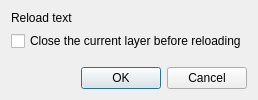
Qt form freeview/DialogReloadLayer.ui (freesurfer/freesurfer) before a commit.
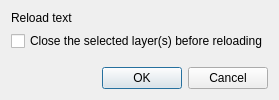
The same form after that commit.

Commit message: When reloading a layer, wait till the reloading is finished before closing the original one

Diff of the .ui file:
```diff
--- a/freeview/DialogReloadLayer.ui
+++ b/freeview/DialogReloadLayer.ui
@@ -27,7 +27,7 @@
    <item>
     <widget class="QCheckBox" name="checkBoxCloseFirst">
      <property name="text">
-      <string>Close the current layer before reloading</string>
+      <string>Close the selected layer(s) before reloading</string>
      </property>
     </widget>
    </item>
```
The commit also changes 2 other files.
